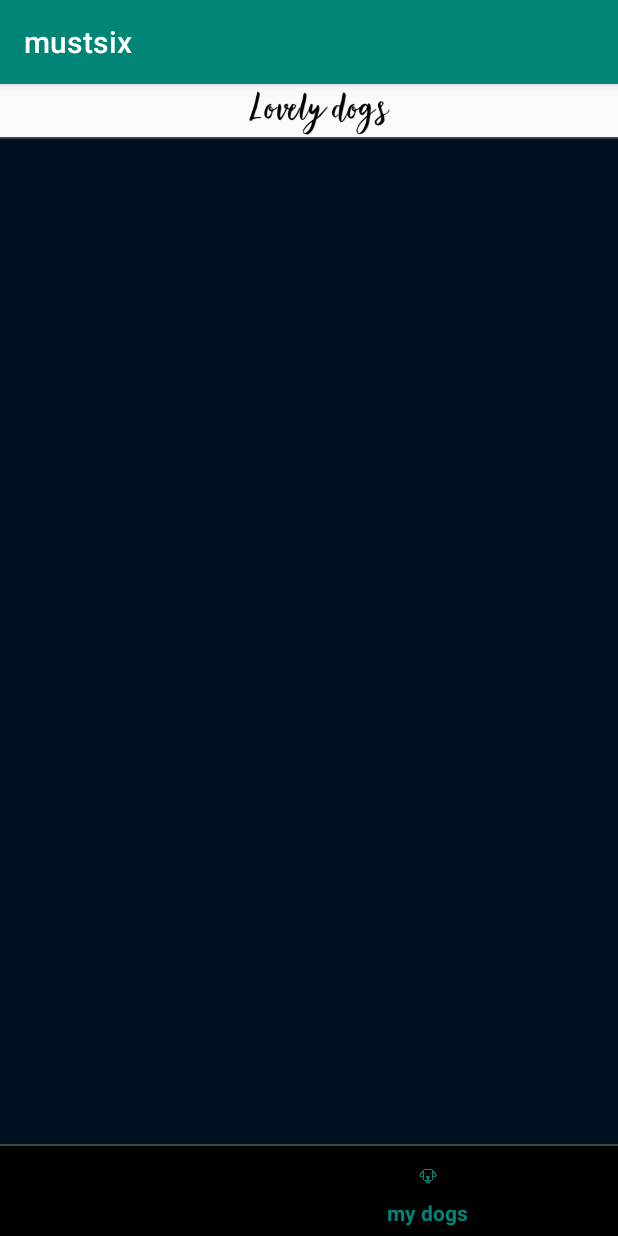
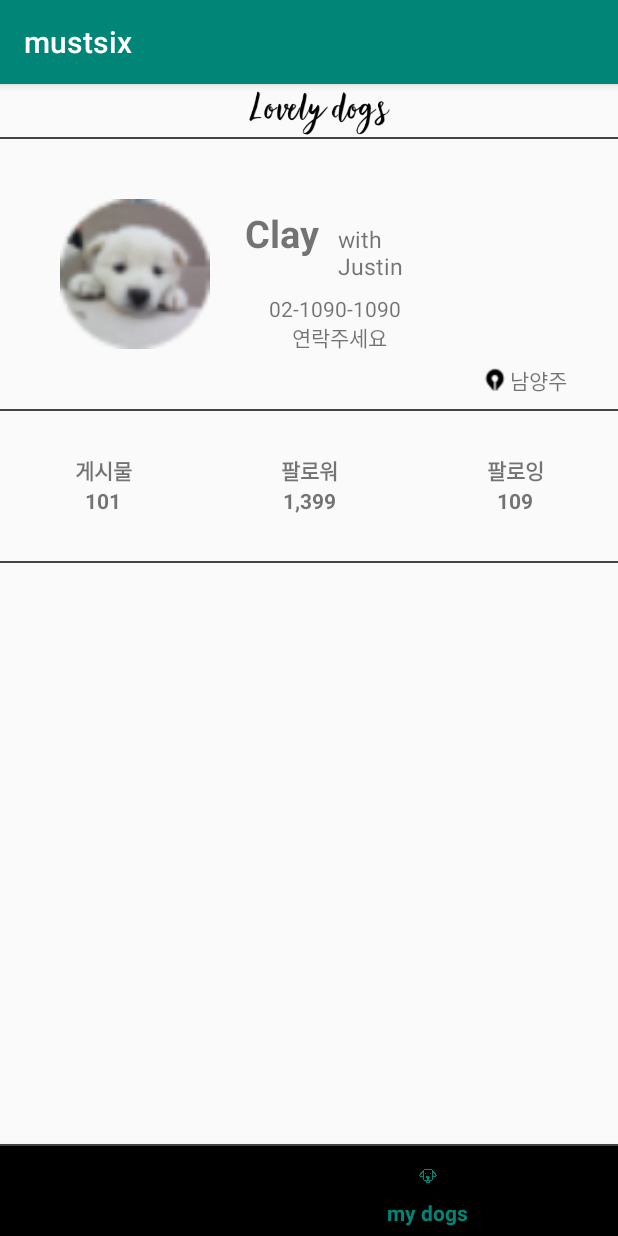
Before and after one commit to MustSix/Abandoned_Dogs_donation_Platform, an Android app: the screen it shows after launch (MainActivity), item 4 of the bottom bar chosen, on a phone screen of 412 x 824 dp. Run offline under Robolectric (Android 15) with nearby library versions, the phone set to English and light mode, and no system bars.

Commit message:
mydogs fragment 프로필 작성

```diff
--- a/MustSix-master/app/src/main/res/layout/fragment_mydogs.xml
+++ b/MustSix-master/app/src/main/res/layout/fragment_mydogs.xml
@@ -1,7 +1,156 @@
 <?xml version="1.0" encoding="utf-8"?>
 <LinearLayout xmlns:android="http://schemas.android.com/apk/res/android"
-    android:background="#001122"
     android:orientation="vertical" android:layout_width="match_parent"
     android:layout_height="match_parent">
 
+    <LinearLayout
+        android:id="@+id/profile"
+        android:layout_width="match_parent"
+        android:layout_height="180dp">
+        <LinearLayout
+            android:layout_width="match_parent"
+            android:layout_height="match_parent"
+            android:orientation="horizontal">
+
+            <ImageView
+                android:layout_width="100dp"
+                android:layout_height="180dp"
+                android:layout_marginLeft="40dp"
+                android:src="@drawable/clay_icon"></ImageView>
+            <LinearLayout
+                android:layout_width="150dp"
+                android:layout_height="180dp"
+                android:layout_marginLeft="10dp">
+                <LinearLayout
+                    android:orientation="vertical"
+                    android:layout_width="match_parent"
+                    android:layout_height="match_parent">
+
+                    <LinearLayout
+                        android:layout_width="match_parent"
+                        android:layout_height="58dp"
+                        android:layout_marginTop="45dp">
+
+                        <TextView
+                            android:layout_width="75dp"
+                            android:layout_height="52dp"
+                            android:text="Clay"
+                            android:textSize="25dp"
+                            android:textStyle="bold"
+                            android:textAlignment="center"></TextView>
+
+                        <TextView
+                            android:layout_width="75dp"
+                            android:layout_height="36dp"
+                            android:text="with Justin"
+                            android:textSize="15dp"></TextView>
+                    </LinearLayout>
+
+                    <TextView
+                        android:layout_width="match_parent"
+                        android:layout_height="80dp"
+                        android:text="02-1090-1090 \n 연락주세요"
+                        android:textAlignment="center"></TextView>
+
+                </LinearLayout>
+            </LinearLayout>
+
+            <LinearLayout
+                android:layout_width="match_parent"
+                android:layout_height="36dp"
+                android:layout_marginTop="150dp">
+
+                <ImageView
+                    android:layout_width="20dp"
+                    android:layout_height="20dp"
+                    android:layout_marginLeft="20dp"
+                    android:src="@drawable/bd_mappointer"></ImageView>
+
+                <TextView
+                    android:layout_width="64dp"
+                    android:layout_height="match_parent"
+                    android:text="남양주"></TextView>
+            </LinearLayout>
+        </LinearLayout>
+    </LinearLayout>
+
+    <LinearLayout
+        android:layout_width="match_parent"
+        android:layout_height="1dp"
+        android:background="@color/colorDivision"
+        android:orientation="horizontal"
+        android:layout_below="@+id/profile"></LinearLayout>
+
+    <LinearLayout
+        android:id="@+id/profilepage_info"
+        android:layout_width="match_parent"
+        android:layout_height="100dp">
+
+        <LinearLayout
+            android:orientation="vertical"
+            android:layout_width="90dp"
+            android:layout_height="match_parent"
+            android:layout_weight="1">
+            <TextView
+                android:layout_width="match_parent"
+                android:layout_height="50dp"
+                android:text="게시물"
+                android:textStyle="bold"
+                android:textAlignment="center"
+                android:gravity="bottom"></TextView>
+            <TextView
+                android:layout_width="match_parent"
+                android:layout_height="50dp"
+                android:text="101"
+                android:textStyle="bold"
+                android:textAlignment="center"></TextView>
+        </LinearLayout>
+        <LinearLayout
+            android:orientation="vertical"
+            android:layout_width="90dp"
+            android:layout_height="match_parent"
+            android:layout_weight="1">
+            <TextView
+                android:layout_width="match_parent"
+                android:layout_height="50dp"
+                android:text="팔로워"
+                android:textStyle="bold"
+                android:textAlignment="center"
+                android:gravity="bottom"></TextView>
+            <TextView
+                android:layout_width="match_parent"
+                android:layout_height="50dp"
+                android:text="1,399"
+                android:textStyle="bold"
+                android:textAlignment="center"></TextView>
+        </LinearLayout>
+        <LinearLayout
+            android:orientation="vertical"
+            android:layout_width="90dp"
+            android:layout_height="match_parent"
+            android:layout_weight="1">
+            <TextView
+                android:layout_width="match_parent"
+                android:layout_height="50dp"
+                android:text="팔로잉"
+                android:textStyle="bold"
+                android:textAlignment="center"
+                android:gravity="bottom"></TextView>
+            <TextView
+                android:layout_width="match_parent"
+                android:layout_height="50dp"
+                android:text="109"
+                android:textStyle="bold"
+                android:textAlignment="center"></TextView>
+        </LinearLayout>
+
+    </LinearLayout>
+
+    <LinearLayout
+        android:layout_width="match_parent"
+        android:layout_height="1dp"
+        android:background="@color/colorDivision"
+        android:orientation="horizontal"
+        android:layout_below="@+id/profilepage_info"></LinearLayout>
+
 </LinearLayout>
```
Also changed, not shown: MustSix-master/app/src/main/res/drawable/clay1.png (added), MustSix-master/app/src/main/res/drawable/clay2.png (added), MustSix-master/app/src/main/res/drawable/clay3.png (added), MustSix-master/app/src/main/res/drawable/clay4.png (added), MustSix-master/app/src/main/res/drawable/clay5.png (added), MustSix-master/app/src/main/res/drawable/clay6.png (added), MustSix-master/app/src/main/res/drawable/clay7.png (added), MustSix-master/app/src/main/res/drawable/clay8.png (added).
